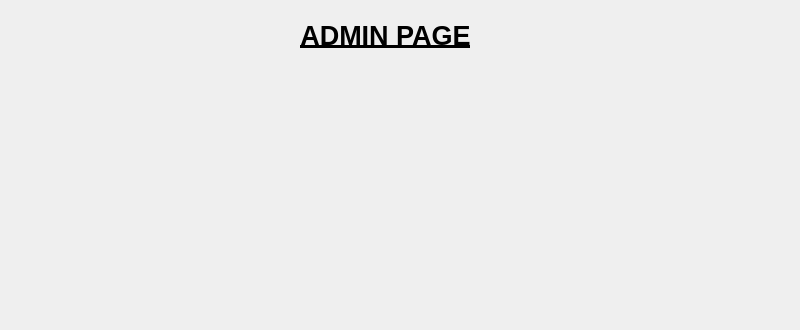
Before: the Qt Designer form adminwindow.ui in Shasank12345/QT_PROJECT, drawn with Qt 5; both pictures show x 0 to 800 and y 0 to 330 of the 800 by 600 pixel window.
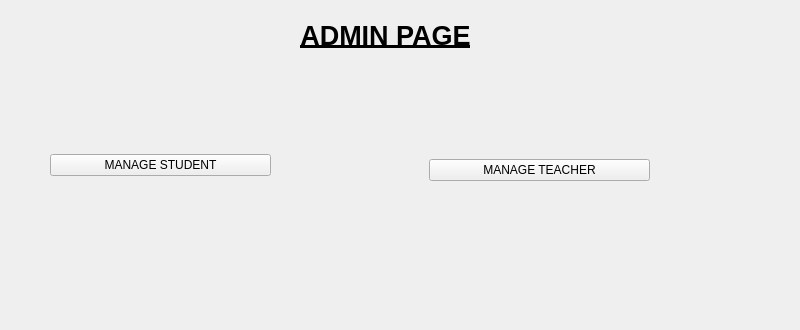
After: the same form once the commit is applied.

```diff
--- a/adminwindow.ui
+++ b/adminwindow.ui
@@ -30,6 +30,44 @@
      <enum>Qt::TextFormat::RichText</enum>
     </property>
    </widget>
+   <widget class="QWidget" name="horizontalLayoutWidget">
+    <property name="geometry">
+     <rect>
+      <x>50</x>
+      <y>130</y>
+      <width>221</width>
+      <height>71</height>
+     </rect>
+    </property>
+    <layout class="QHBoxLayout" name="horizontalLayout">
+     <item>
+      <widget class="QPushButton" name="pushButton">
+       <property name="text">
+        <string>MANAGE STUDENT</string>
+       </property>
+      </widget>
+     </item>
+    </layout>
+   </widget>
+   <widget class="QWidget" name="horizontalLayoutWidget_2">
+    <property name="geometry">
+     <rect>
+      <x>429</x>
+      <y>130</y>
+      <width>221</width>
+      <height>80</height>
+     </rect>
+    </property>
+    <layout class="QHBoxLayout" name="horizontalLayout_2">
+     <item>
+      <widget class="QPushButton" name="pushButton_2">
+       <property name="text">
+        <string>MANAGE TEACHER</string>
+       </property>
+      </widget>
+     </item>
+    </layout>
+   </widget>
   </widget>
   <widget class="QStatusBar" name="statusbar"/>
  </widget>
```
